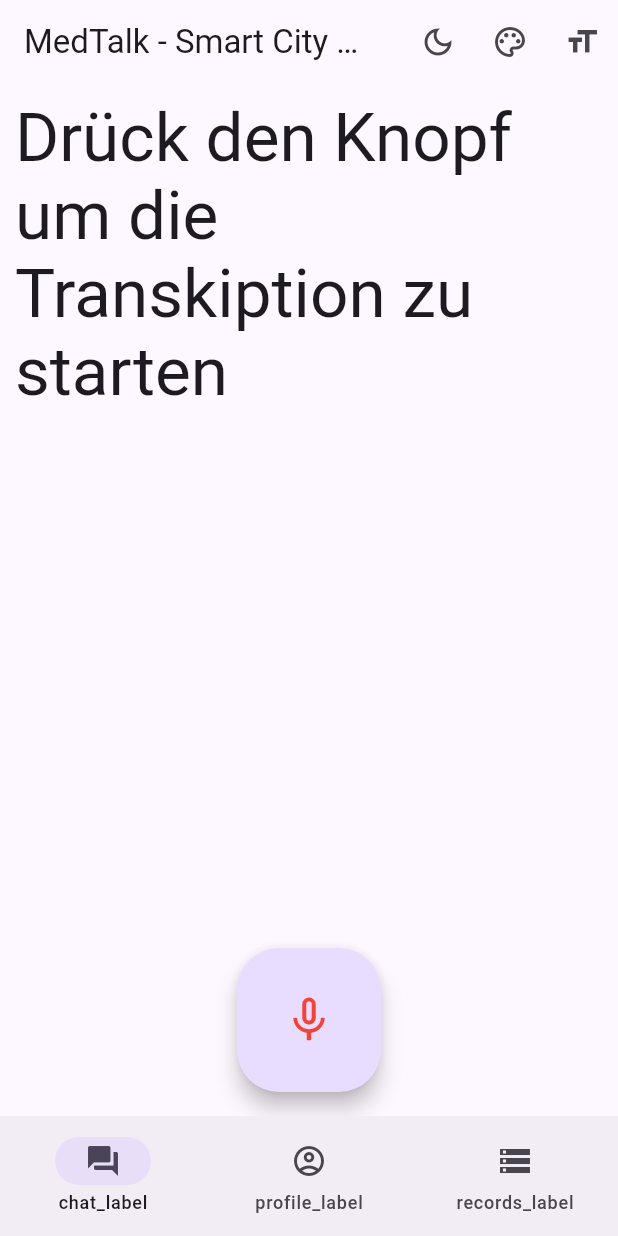
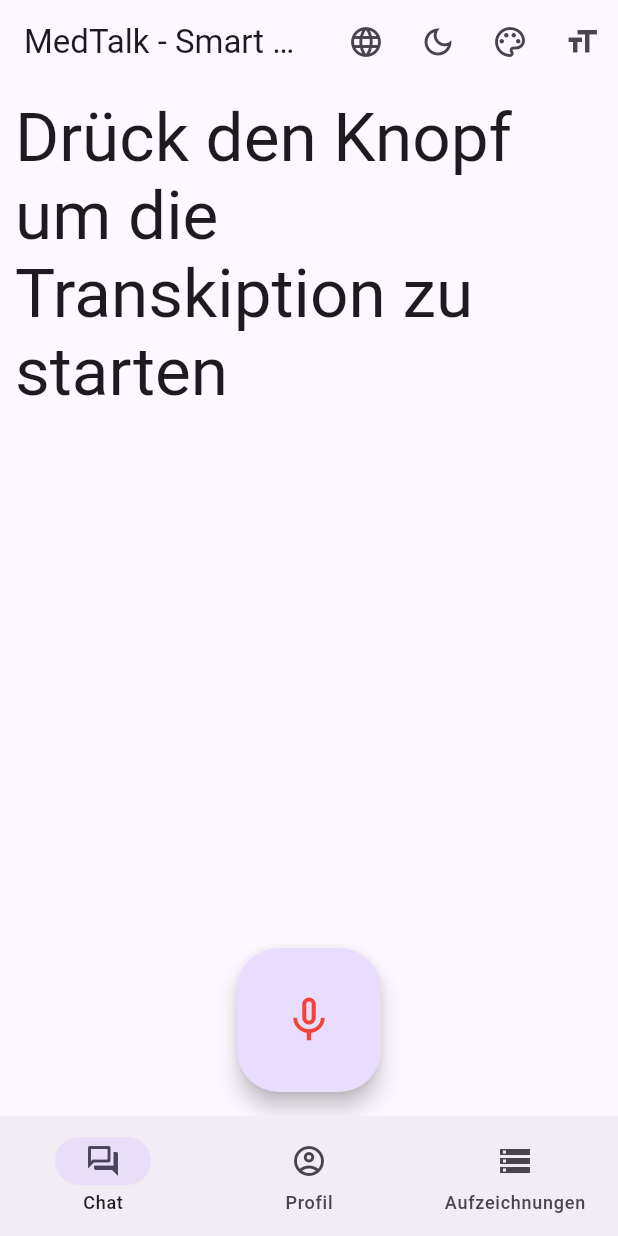
Before and after one commit to kevin123george/medTalk, a Flutter app: the screen it shows after launch, on a phone screen of 412 x 824 dp. Run offline on Flutter 3.47's test engine with Material 2 defaults, Android fonts, the phone set to English and light mode, and no system bars; our stand-ins replace get_storage, speech_to_text, sqflite, syncfusion_flutter_sliders; missing offline and left inert: syncfusion_flutter_core; accounts and stored records are empty.

Commit message:
implemented language switch for Tablet and Mobile view

```diff
--- a/lib/components.dart
+++ b/lib/components.dart
@@ -4,6 +4,8 @@
 
 import 'package:flutter/material.dart';
 import 'package:flutter/rendering.dart';
+import 'package:medTalk/providers/language_provider.dart';
+import 'package:provider/provider.dart';
 
 const rowDivider = SizedBox(width: 20);
 const colDivider = SizedBox(height: 10);
@@ -805,7 +807,7 @@ class _NavigationBarsState extends State<NavigationBars> {
           });
           if (!widget.isExampleBar) widget.onSelectItem!(index);
         },
-        destinations: appBarDestinations,
+        destinations: navDestinations(Provider.of<LanguageProvider>(context)),
       ),
     );
 
@@ -823,6 +825,13 @@ class _NavigationBarsState extends State<NavigationBars> {
 
     return navigationBar;
   }
+}
+List<NavigationDestination> navDestinations(LanguageProvider languageProvider){
+  return appBarDestinations.map((destination) => NavigationDestination(
+    icon: destination.icon,
+    selectedIcon: destination.icon,
+    label: languageProvider.languageMap[destination.label]!,
+  )).toList();
 }
 
 class IconToggleButtons extends StatefulWidget {
--- a/lib/providers/language_provider.dart
+++ b/lib/providers/language_provider.dart
@@ -2,10 +2,15 @@ import 'package:flutter/material.dart';
 import 'package:get_storage/get_storage.dart';
 
 class LanguageProvider with ChangeNotifier {
+
    String _language = GetStorage().read('language') != null
        ? GetStorage().read('language') : 'German';
+
+   List<String> _languageList = ['German', 'English'];
    Map<String, String> _german = {
      'language': 'Deutsch',
+     'language_tooltip': 'Wähle eine Sprache',
+     'language_label': 'Sprache',
      'brightness_tooltip': 'Helligkeit umschalten',
      'brightness': 'Helligkeit'  ,
      'color_tooltip': 'Wähle eine Farbe',
@@ -20,10 +25,12 @@ class LanguageProvider with ChangeNotifier {
      'helper_text': 'Drück den Knopf um die Transkiption zu starten',
      'chat_label': 'Chat',
      'profile_label': 'Profil',
-     'records_label': 'Auszeichnungen'
+     'records_label': 'Aufzeichnungen'
    };
    Map<String, String> _english = {
      'language': 'English',
+     'language_tooltip': 'Choose a language',
+     'language_label': 'Language',
      'brightness_tooltip': 'Toggle Brightness',
      'brightness': 'Brightness'  ,
      'color_tooltip': 'Choose a color',
@@ -41,7 +48,7 @@ class LanguageProvider with ChangeNotifier {
      'records_label': 'Records'
    };
 
-
+   List<String> get languageList => _languageList;
    Map<String, String> get languageMap => _language == 'English' ? _english : _german;
    bool get language => _language == 'English' ? false : true;
 
--- a/lib/screens/home.dart
+++ b/lib/screens/home.dart
@@ -130,6 +130,10 @@ class _HomeState extends State<Home> with SingleTickerProviderStateMixin {
 
       actions: !showMediumSizeLayout && !showLargeSizeLayout
           ? [
+              _LanguageButton(
+                showLabels: false,
+              ),
+
               _BrightnessButton(
                 handleBrightnessChange: widget.handleBrightnessChange,
                 showLabels: false,
@@ -151,6 +155,11 @@ class _HomeState extends State<Home> with SingleTickerProviderStateMixin {
   Widget _trailingActions() => Column(
         mainAxisAlignment: MainAxisAlignment.end,
         children: [
+          Flexible(
+            child: _LanguageButton(
+              showLabels: true,
+            ),
+          ),
           Flexible(
             child: _BrightnessButton(
               handleBrightnessChange: widget.handleBrightnessChange,
@@ -345,6 +354,69 @@ class _ColorSeedButton extends StatelessWidget {
             visible: showLabels,
             child: Flexible(
                 child: Text(language['color']!)
+            )
+        )
+      ],
+    );
+  }
+}
+
+class _LanguageButton extends StatefulWidget {
+  const _LanguageButton({
+    required this.showLabels
+  });
+
+
+  final bool showLabels;
+
+  @override
+  State<_LanguageButton> createState() => _LanguageButtonState();
+}
+
+class _LanguageButtonState extends State<_LanguageButton> {
+  @override
+  Widget build(BuildContext context) {
+    final languageProvider = context.watch<LanguageProvider>();
+    Map<String, String> language = languageProvider.languageMap;
+    return Column(
+      mainAxisAlignment: MainAxisAlignment.end,
+      mainAxisSize: MainAxisSize.min,
+      children: [
+        Flexible(
+          child: PopupMenuButton(
+            icon: Icon(
+              Icons.language,
+              color: Theme.of(context).colorScheme.onSurfaceVariant,
+            ),
+            tooltip: language['language_tooltip'],
+            shape: RoundedRectangleBorder(borderRadius: BorderRadius.circular(10)),
+            itemBuilder: (context) {
+              return List.generate(languageProvider.languageList.length, (index) {
+
+                return PopupMenuItem(
+                  value: languageProvider.languageList[index],
+                  child: Wrap(
+                    children: [
+                      Padding(
+                        padding: const EdgeInsets.only(left: 20),
+                        child: Text(languageProvider.languageList[index]),
+                      ),
+                    ],
+                  ),
+                );
+              });
+            },
+            onSelected: (value){
+              setState(() {
+                context.read<LanguageProvider>().change_language(value);
+              });
+            },
+          ),
+        ),
+        Visibility(
+            visible: widget.showLabels,
+            child: Flexible(
+                child: Text(language['language_label']!)
             )
         )
       ],
```
